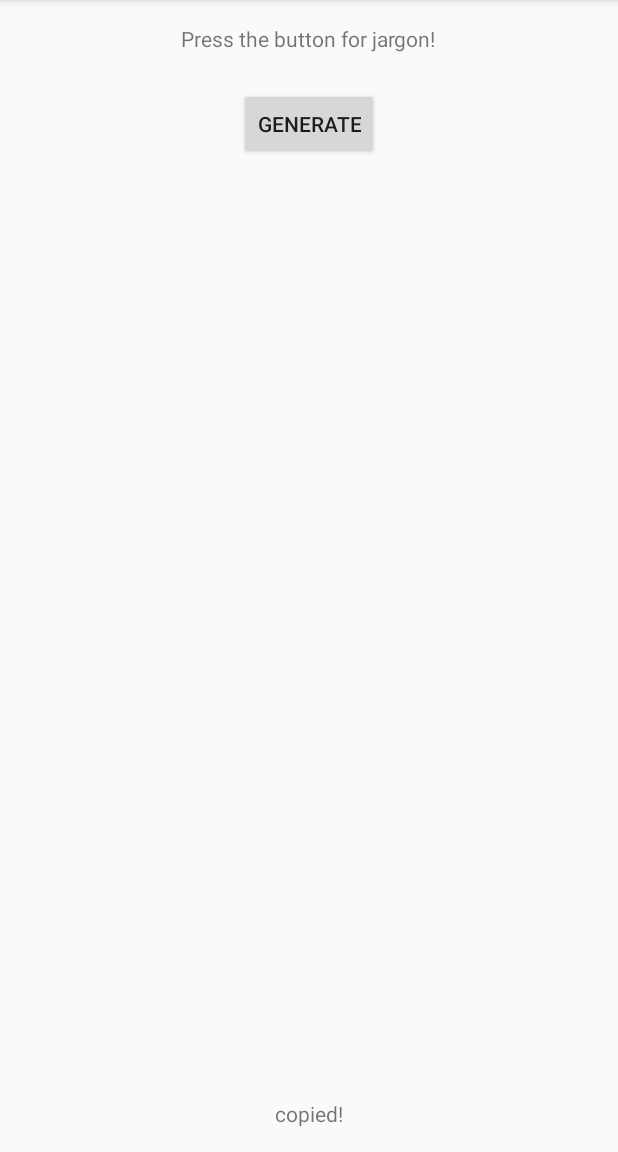
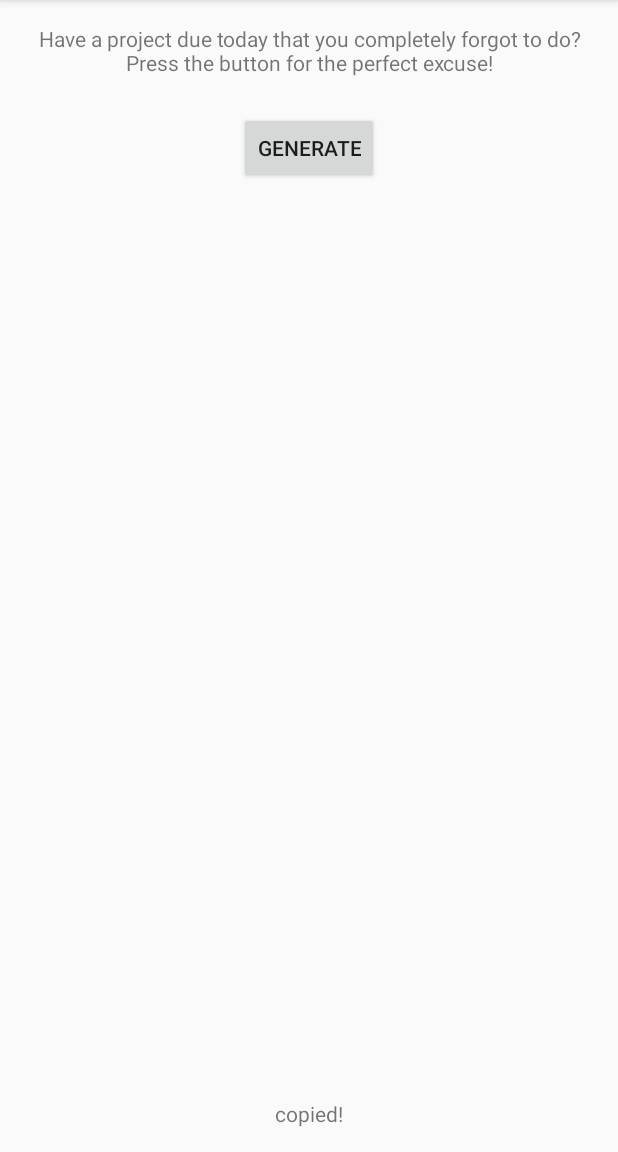
Before and after one commit to elgasste/JargonGenerator, an Android app: the screen it shows after launch (MainActivity), in the options menu, after a tap on "Excuse", on a phone screen of 412 x 824 dp, the part 84-1236 px from its top. Run offline under Robolectric (Android 15) with nearby library versions, the phone set to English and light mode, and no system bars.

Commit message:
switch header text based on jargon type

```diff
--- a/app/src/main/java/com/shinytoylabs/jargongenerator/MainActivity.java
+++ b/app/src/main/java/com/shinytoylabs/jargongenerator/MainActivity.java
@@ -17,6 +17,7 @@ public class MainActivity extends ActionBarActivity {
     private JargonGenerator _jargonGenerator;
     private Button _generateButton;
     private Button _copyButton;
+    private TextView _headerTextView;
     private TextView _jargonTextView;
     private TextView _copiedTextView;
 
@@ -31,6 +32,7 @@ public class MainActivity extends ActionBarActivity {
 
         _generateButton = (Button)findViewById(R.id.buttonGenerate);
         _copyButton = (Button)findViewById(R.id.buttonCopyJargon);
+        _headerTextView = (TextView)findViewById(R.id.textViewHeader);
         _jargonTextView = (TextView)findViewById(R.id.textViewJargon);
         _copiedTextView = (TextView)findViewById(R.id.textViewCopied);
 
@@ -92,14 +94,17 @@ public class MainActivity extends ActionBarActivity {
             case R.id.action_technical:
                 JargonLoader.LoadJargon(_jargonGenerator, "technical");
                 updateAppTitle(getString(R.string.action_technical));
+                _headerTextView.setText(R.string.header_message_technical);
                 break;
             case R.id.action_audio:
                 JargonLoader.LoadJargon(_jargonGenerator, "audio");
                 updateAppTitle(getString(R.string.action_audio));
+                _headerTextView.setText(R.string.header_message_audio);
                 break;
             case R.id.action_excuse:
                 JargonLoader.LoadJargon(_jargonGenerator, "excuse");
                 updateAppTitle(getString(R.string.action_excuse));
+                _headerTextView.setText(R.string.header_message_excuse);
                 break;
         }
 
--- a/app/src/main/res/layout/activity_main.xml
+++ b/app/src/main/res/layout/activity_main.xml
@@ -6,18 +6,22 @@
     android:paddingBottom="@dimen/activity_vertical_margin" tools:context=".MainActivity"
     android:id="@+id/viewMain">
 
-    <TextView android:text="@string/header_message_left" android:layout_width="wrap_content"
+    <TextView android:text="@string/header_message_technical" android:layout_width="wrap_content"
         android:layout_height="wrap_content"
-        android:id="@+id/textViewHeaderLeft"
+        android:id="@+id/textViewHeader"
         android:layout_alignParentTop="true"
-        android:layout_centerHorizontal="true" />
+        android:layout_alignParentLeft="true"
+        android:layout_alignParentStart="true"
+        android:layout_alignParentRight="true"
+        android:layout_alignParentEnd="true"
+        android:gravity="center" />
 
     <Button
         android:layout_width="wrap_content"
         android:layout_height="wrap_content"
         android:text="@string/button_generate"
         android:id="@+id/buttonGenerate"
-        android:layout_below="@+id/textViewHeaderLeft"
+        android:layout_below="@+id/textViewHeader"
         android:layout_centerHorizontal="true"
         android:layout_marginTop="23dp" />
 
--- a/app/src/main/res/values/strings.xml
+++ b/app/src/main/res/values/strings.xml
@@ -1,7 +1,9 @@
 <resources>
     <string name="app_name">Jargon Generator</string>
 
-    <string name="header_message_left">Press the button for jargon!</string>
+    <string name="header_message_technical">Need some dialogue for your Hollywood thriller screenplay? Press the button for some tech jargon!</string>
+    <string name="header_message_audio">Need to impress your hipster DJ friend? Press the button for some audio jargon!</string>
+    <string name="header_message_excuse">Have a project due today that you completely forgot to do? Press the button for the perfect excuse!</string>
     <string name="footer_message_copied">copied!</string>
     <string name="action_technical">Technical</string>
     <string name="action_audio">Audio</string>
```
